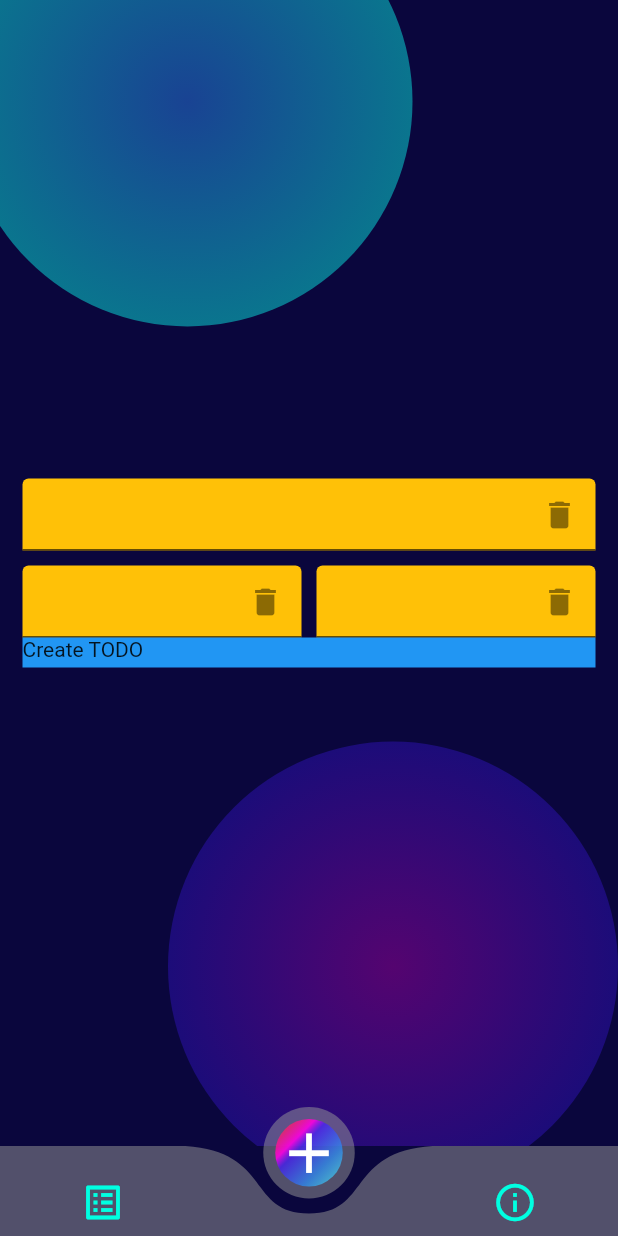
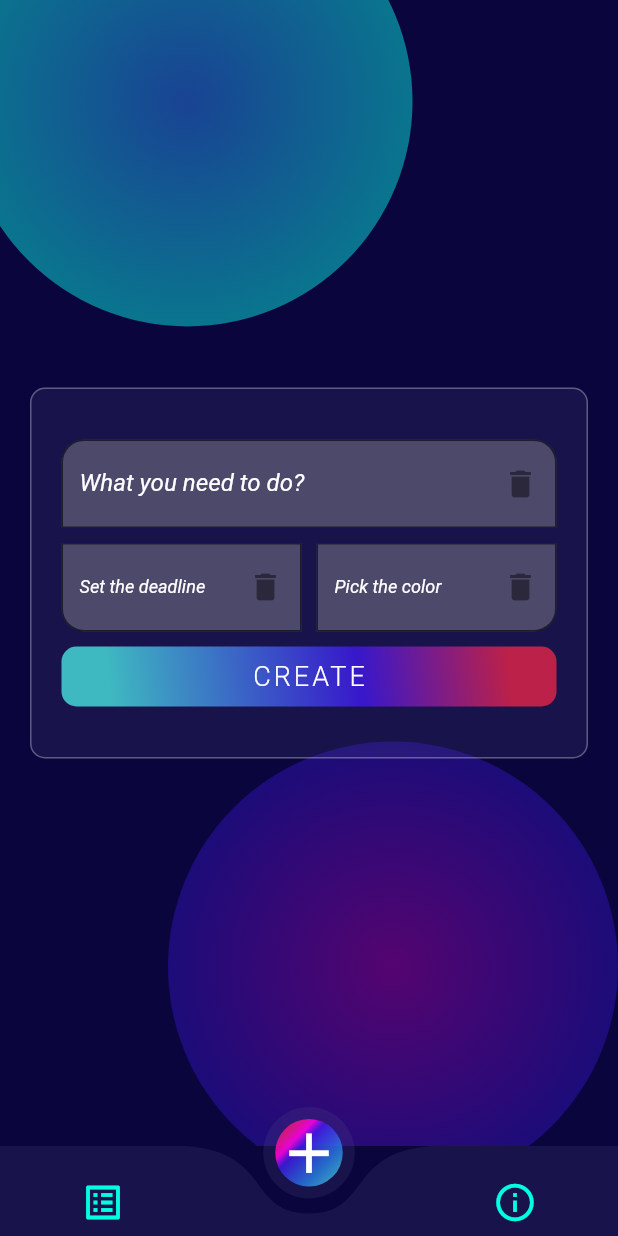
Before and after one commit to bl1nkker/flutter-todo-app, a Flutter app: the screen it shows after launch, item 2 of the bottom bar chosen, on a phone screen of 412 x 824 dp. Run offline on Flutter 3.47's test engine with Material 2 defaults, Android fonts, the phone set to English and light mode, and no system bars; drawn by our look-alikes of curved_navigation_bar; our stand-ins replace sqflite; accounts and stored records are empty.

Commit message:
feat: styles for bottom scroll modal

```diff
--- a/lib/app_colors.dart
+++ b/lib/app_colors.dart
@@ -11,17 +11,17 @@ const RadialGradient secondBallGradient = RadialGradient(colors: [
 ]);
 
 //Todo List
-const LinearGradient cardGradientBg = LinearGradient(colors: [
-  Color.fromRGBO(153, 153, 153, 0.4),
-  Color.fromRGBO(153, 153, 153, 0.4)
-], begin: Alignment.topRight, end: Alignment.bottomLeft);
+const Color cardDoneBg = Color.fromRGBO(3, 252, 90, .5);
+const Color cardNotDoneBg = Color.fromRGBO(252, 177, 3, .5);
 const Color cardDescriptionTextColor = Colors.white;
 const Color cardDeadlineTextColor = Colors.grey;
 const Color cardCompleteIcon = Color.fromRGBO(43, 255, 103, .71);
 const Color cardDeleteIcon = Color.fromRGBO(255, 38, 71, .71);
 
 // Bottom NavBar
-const Color transparentColor = Color.fromRGBO(153, 153, 153, 0.5);
+// const Color transparentColor = Color.fromRGBO(153, 153, 153, 0.5);
+const Color transparentColor = Color.fromRGBO(80, 76, 131, 0.2);
+const Color transparentSecondColor = Color.fromRGBO(10, 6, 61, 0.9);
 const Color middleButtonIconColor = Colors.white;
 const Color firstButtonIconColor = Color.fromRGBO(0, 255, 225, 1);
 const Color thirdButtonIconColor = Color.fromRGBO(0, 255, 225, 1);
@@ -36,3 +36,20 @@ const LinearGradient middleButtonGradient = LinearGradient(
     begin: Alignment.topLeft,
     end: Alignment.bottomRight,
     stops: [.1, .3, .4, .7, 1]);
+
+// Add todo page
+const Color addTodoTextColor = Colors.white;
+const LinearGradient addTodoButtonGradient = LinearGradient(
+  begin: Alignment.topRight,
+  end: Alignment.bottomLeft,
+  stops: [
+    0.1,
+    0.4,
+    0.9,
+  ],
+  colors: [
+    Color.fromRGBO(255, 38, 71, .71),
+    Color.fromRGBO(68, 25, 255, .71),
+    Color.fromRGBO(78, 252, 241, .71),
+  ],
+);
--- a/lib/components/todoList/todo_card.dart
+++ b/lib/components/todoList/todo_card.dart
@@ -18,7 +18,7 @@ class ToDoCard extends StatelessWidget {
       child: Container(
           margin: EdgeInsets.fromLTRB(0, 0, 20.0, 10.0),
           decoration: BoxDecoration(
-              gradient: cardGradientBg,
+              color: todo.isCompleted ? cardDoneBg : cardNotDoneBg,
               borderRadius: BorderRadius.circular(10.0),
               border:
                   Border.all(color: Colors.white.withOpacity(.3), width: 1)),
@@ -74,6 +74,12 @@ class ToDoCard extends StatelessWidget {
 
   void _todoDetailModalBottomSheet(BuildContext context, ToDo todo) {
     showModalBottomSheet(
+        shape: RoundedRectangleBorder(
+          borderRadius: BorderRadius.only(
+              topLeft: Radius.circular(50.0), topRight: Radius.circular(50.0)),
+        ),
+        barrierColor: Colors.black.withOpacity(.6),
+        backgroundColor: transparentSecondColor,
         isScrollControlled: true,
         context: context,
         builder: (BuildContext bc) {
--- a/lib/views/add_todo.dart
+++ b/lib/views/add_todo.dart
@@ -1,4 +1,7 @@
+// ignore_for_file: prefer_const_constructors
+
 import 'package:flutter/material.dart';
+import 'package:flutter_todo_app/app_colors.dart';
 import 'package:flutter_todo_app/db/models/todo.dart';
 import 'package:flutter_todo_app/provider/todo_provider.dart';
 import 'package:intl/intl.dart';
@@ -17,9 +20,17 @@ class _AddToDoState extends State<AddToDo> {
   final colorController = TextEditingController();
   @override
   Widget build(BuildContext context) {
-    return Padding(
-      padding: const EdgeInsets.symmetric(horizontal: 15.0, vertical: 5.0),
-      child: Center(
+    final double height = MediaQuery.of(context).size.height;
+    final double width = MediaQuery.of(context).size.width;
+    return Center(
+      child: Container(
+        height: height * .3,
+        margin: EdgeInsets.symmetric(horizontal: 20.0, vertical: 0),
+        padding: EdgeInsets.symmetric(horizontal: 20.0, vertical: 0),
+        decoration: BoxDecoration(
+            color: transparentColor,
+            borderRadius: BorderRadius.circular(10.0),
+            border: Border.all(color: Colors.white.withOpacity(.3), width: 1)),
         child: Column(
           mainAxisAlignment: MainAxisAlignment.center,
           children: [
@@ -27,10 +38,21 @@ class _AddToDoState extends State<AddToDo> {
             TextField(
                 controller: descriptionController,
                 decoration: InputDecoration(
+                  border: OutlineInputBorder(
+                    borderSide: BorderSide(
+                      width: 1,
+                    ),
+                    borderRadius: BorderRadius.only(
+                        topLeft: Radius.circular(15),
+                        topRight: Radius.circular(15)),
+                  ),
+                  labelText: 'What you need to do?',
+                  labelStyle: TextStyle(
+                      fontStyle: FontStyle.italic, color: Colors.white),
                   suffixIcon: IconButton(
                       onPressed: () => descriptionController.clear(),
                       icon: Icon(Icons.delete)),
-                  fillColor: Colors.amber,
+                  fillColor: Color.fromRGBO(153, 153, 153, 0.4),
                   filled: true,
                 ),
                 style: const TextStyle(color: Colors.white),
@@ -44,10 +66,22 @@ class _AddToDoState extends State<AddToDo> {
                   child: TextField(
                     controller: deadlineTimeController,
                     decoration: InputDecoration(
+                      border: OutlineInputBorder(
+                        borderSide: BorderSide(
+                          width: 1,
+                        ),
+                        borderRadius:
+                            BorderRadius.only(bottomLeft: Radius.circular(15)),
+                      ),
+                      labelText: 'Set the deadline',
+                      labelStyle: TextStyle(
+                          fontSize: 12,
+                          fontStyle: FontStyle.italic,
+                          color: Colors.white),
                       suffixIcon: IconButton(
-                          onPressed: () => deadlineTimeController.clear(),
+                          onPressed: () => descriptionController.clear(),
                           icon: Icon(Icons.delete)),
-                      fillColor: Colors.amber,
+                      fillColor: Color.fromRGBO(153, 153, 153, 0.4),
                       filled: true,
                     ),
                     style: const TextStyle(color: Colors.white),
@@ -80,10 +114,22 @@ class _AddToDoState extends State<AddToDo> {
                   child: TextField(
                       controller: colorController,
                       decoration: InputDecoration(
+                        border: OutlineInputBorder(
+                          borderSide: BorderSide(
+                            width: 1,
+                          ),
+                          borderRadius: BorderRadius.only(
+                              bottomRight: Radius.circular(15)),
+                        ),
+                        labelText: 'Pick the color',
+                        labelStyle: TextStyle(
+                            fontSize: 12,
+                            fontStyle: FontStyle.italic,
+                            color: Colors.white),
                         suffixIcon: IconButton(
-                            onPressed: () => colorController.clear(),
+                            onPressed: () => descriptionController.clear(),
                             icon: Icon(Icons.delete)),
-                        fillColor: Colors.amber,
+                        fillColor: Color.fromRGBO(153, 153, 153, 0.4),
                         filled: true,
                       ),
                       style: const TextStyle(color: Colors.white),
@@ -94,7 +140,6 @@ class _AddToDoState extends State<AddToDo> {
             GestureDetector(
               onTap: () {
                 // Submit TODO
-                print('Please, add me!' + colorController.text);
                 final ToDo newTodo = ToDo(
                     isCompleted: false,
                     description: descriptionController.text,
@@ -104,10 +149,19 @@ class _AddToDoState extends State<AddToDo> {
                 Navigator.pushNamed(context, '/');
               },
               child: Container(
-                color: Colors.blue,
+                margin: EdgeInsets.fromLTRB(0, 10, 0, 0),
+                decoration: BoxDecoration(
+                    gradient: addTodoButtonGradient,
+                    borderRadius: BorderRadius.circular(10.0)),
                 width: MediaQuery.of(context).size.width,
-                height: 20.0,
-                child: Text('Create TODO'),
+                height: 40.0,
+                child: Center(
+                    child: Text('CREATE',
+                        style: TextStyle(
+                            color: addTodoTextColor,
+                            fontSize: 18,
+                            fontWeight: FontWeight.w300,
+                            letterSpacing: 2))),
               ),
             )
           ],
--- a/lib/views/todo_detail.dart
+++ b/lib/views/todo_detail.dart
@@ -1,6 +1,7 @@
 // ignore_for_file: prefer_const_constructors
 
 import 'package:flutter/material.dart';
+import 'package:flutter_todo_app/app_colors.dart';
 import 'package:flutter_todo_app/db/models/todo.dart';
 import 'package:flutter_todo_app/provider/todo_provider.dart';
 import 'package:intl/intl.dart';
@@ -26,7 +27,7 @@ class _ToDoDetailsState extends State<ToDoDetails> {
   final String timeFormatToShow = 'yyyy-MM-dd';
   final String timeFormatToSend = 'yyyy-MM-dd';
 
-  final modalNormalSizeMultiplyer = .5;
+  final modalNormalSizeMultiplyer = .55;
   final modalOnKeyBoardOpenSizeMultiplyer = .9;
   @override
   Widget build(BuildContext context) {
@@ -42,6 +43,7 @@ class _ToDoDetailsState extends State<ToDoDetails> {
             .toString();
       }
       return Container(
+          padding: EdgeInsets.symmetric(horizontal: 20.0, vertical: 10.0),
           height: MediaQuery.of(context).size.height *
               (editMode
                   ? modalOnKeyBoardOpenSizeMultiplyer
@@ -91,7 +93,10 @@ class _ToDoDetailsState extends State<ToDoDetails> {
                 DateFormat(timeFormatToShow)
                     .format(currentTodo.deadlineTime)
                     .toString(),
-            style: TextStyle(fontSize: 16.0),
+            style: TextStyle(
+                fontSize: 18.0,
+                color: Colors.white,
+                fontWeight: FontWeight.w300),
           );
 
     // Description field
@@ -111,7 +116,10 @@ class _ToDoDetailsState extends State<ToDoDetails> {
             textInputAction: TextInputAction.done)
         : Text(
             currentTodo.description,
-            style: const TextStyle(fontSize: 24.0),
+            style: const TextStyle(
+                fontSize: 24.0,
+                color: Colors.white,
+                fontWeight: FontWeight.w300),
           );
 
     return Column(
@@ -153,7 +161,8 @@ class _ToDoDetailsState extends State<ToDoDetails> {
         Text(
           'Created at: ' +
               DateFormat(timeFormatToShow).format(currentTodo.createdTime),
-          style: TextStyle(fontSize: 12.0),
+          style: TextStyle(
+              fontSize: 12.0, color: Colors.white, fontWeight: FontWeight.w200),
         ),
         // Add color behaviour
         SizedBox(height: 50.0),
```
